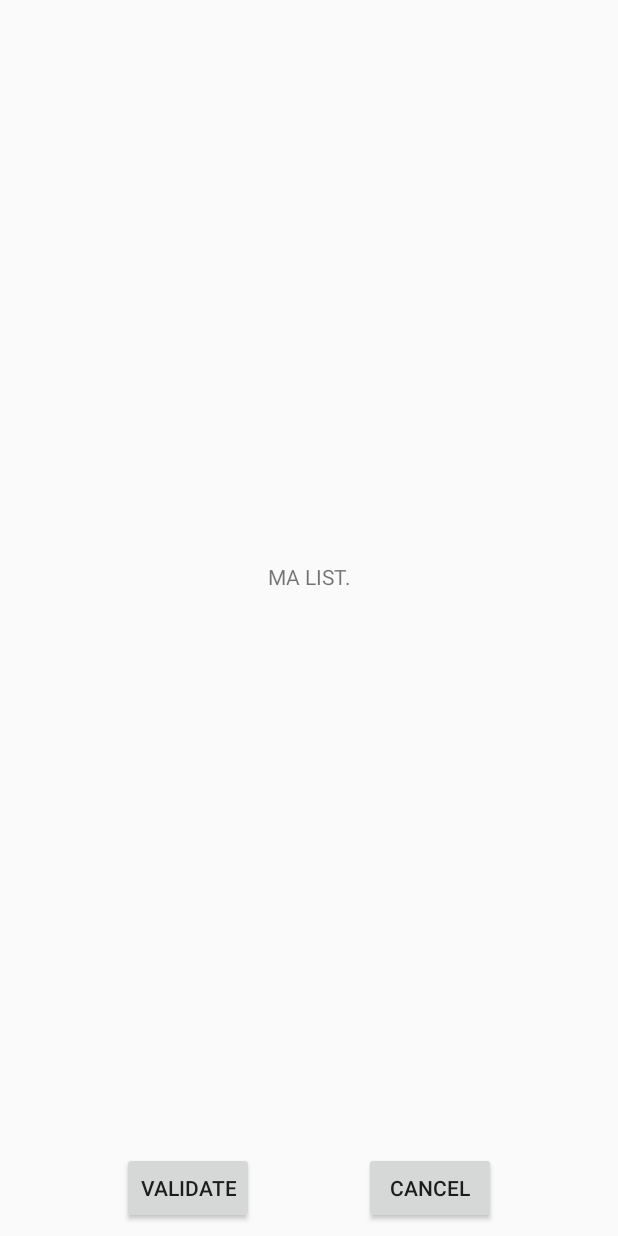
After one commit to FLF69740/Projet-8-OC, an Android app: the layout activity_modifier_user.xml on its own in the app's theme, with its tools: preview values and no code run, on a phone screen of 412 x 824 dp. The commit adds this screen. Run offline under Robolectric (Android 15) with nearby library versions, the phone set to English and light mode, and no system bars.

```diff
--- a/app/src/main/java/com/openclassrooms/realestatemanager/apartmentcreator/CreateActivity.java
+++ b/app/src/main/java/com/openclassrooms/realestatemanager/apartmentcreator/CreateActivity.java
@@ -5,6 +5,7 @@ import android.support.v4.app.Fragment;
 import android.view.View;
 import com.openclassrooms.realestatemanager.Controller.BaseActivity;
 import com.openclassrooms.realestatemanager.R;
+import com.openclassrooms.realestatemanager.models.User;
 
 public class CreateActivity extends BaseActivity implements CreateFragment.ItemClickedListener {
 
@@ -37,6 +38,11 @@ public class CreateActivity extends BaseActivity implements CreateFragment.ItemC
     protected boolean isAChildActivity() {return true;}
 
     @Override
+    protected void userUpdate(User user) {
+
+    }
+
+    @Override
     public void itemClicked(View view, String type, String adress, int postalCode, String town, int price) {
         Intent intent = new Intent();
         intent.putExtra(BUNDLE_APARTMENT_CREATION_TYPE, type);
--- a/app/src/main/java/com/openclassrooms/realestatemanager/database/dao/UserDao.java
+++ b/app/src/main/java/com/openclassrooms/realestatemanager/database/dao/UserDao.java
@@ -5,6 +5,7 @@ import android.arch.persistence.room.Dao;
 import android.arch.persistence.room.Insert;
 import android.arch.persistence.room.OnConflictStrategy;
 import android.arch.persistence.room.Query;
+import android.arch.persistence.room.Update;
 
 import com.openclassrooms.realestatemanager.models.User;
 
@@ -16,4 +17,6 @@ public interface UserDao {
     @Query("SELECT * FROM User WHERE mId = :userId")
     LiveData<User> getUser(long userId);
 
+    @Update int updateUser(User user);
+
 }
--- a/app/src/main/java/com/openclassrooms/realestatemanager/repositories/UserDataRepository.java
+++ b/app/src/main/java/com/openclassrooms/realestatemanager/repositories/UserDataRepository.java
@@ -22,4 +22,9 @@ public class UserDataRepository {
     public void createUser(User user){
         mUserDao.createUser(user);
     }
+
+    // UPDATE USER
+    public void updateUser(User user){
+        mUserDao.updateUser(user);
+    }
 }
--- /dev/null
+++ b/app/src/main/res/layout/activity_modifier_user.xml
@@ -0,0 +1,46 @@
+<?xml version="1.0" encoding="utf-8"?>
+<android.support.constraint.ConstraintLayout
+    xmlns:android="http://schemas.android.com/apk/res/android"
+    xmlns:app="http://schemas.android.com/apk/res-auto"
+    xmlns:tools="http://schemas.android.com/tools"
+    android:layout_width="match_parent"
+    android:layout_height="match_parent"
+    tools:context=".apartmentmodifier.ModifierUserActivity">
+
+    <TextView
+        android:id="@+id/textView4"
+        android:layout_width="wrap_content"
+        android:layout_height="wrap_content"
+        android:layout_marginStart="8dp"
+        android:layout_marginTop="8dp"
+        android:layout_marginEnd="8dp"
+        android:layout_marginBottom="8dp"
+        android:text="MA LIST."
+        app:layout_constraintBottom_toTopOf="@+id/activity_modifier_user_ok_button"
+        app:layout_constraintEnd_toEndOf="parent"
+        app:layout_constraintStart_toStartOf="parent"
+        app:layout_constraintTop_toTopOf="parent" />
+
+    <Button
+        android:id="@+id/activity_modifier_user_ok_button"
+        android:layout_width="wrap_content"
+        android:layout_height="wrap_content"
+        android:layout_marginStart="8dp"
+        android:layout_marginBottom="8dp"
+        android:text="@string/activity_photo_modifier_validate"
+        app:layout_constraintBottom_toBottomOf="parent"
+        app:layout_constraintEnd_toStartOf="@+id/activity_modifier_user_cancel_button"
+        app:layout_constraintStart_toStartOf="parent" />
+
+    <Button
+        android:id="@+id/activity_modifier_user_cancel_button"
+        android:layout_width="wrap_content"
+        android:layout_height="wrap_content"
+        android:layout_marginEnd="8dp"
+        android:text="@string/activity_photo_modifier_cancel"
+        app:layout_constraintBottom_toBottomOf="@+id/activity_modifier_user_ok_button"
+        app:layout_constraintEnd_toEndOf="parent"
+        app:layout_constraintStart_toEndOf="@+id/activity_modifier_user_ok_button"
+        app:layout_constraintTop_toTopOf="@+id/activity_modifier_user_ok_button" />
+
+</android.support.constraint.ConstraintLayout>
--- a/app/src/main/res/layout/fragment_modifier.xml
+++ b/app/src/main/res/layout/fragment_modifier.xml
@@ -31,12 +31,15 @@
             app:layout_constraintStart_toStartOf="parent"
             app:layout_constraintTop_toTopOf="parent" />
 
-        <Spinner
+        <TextView
+            android:id="@+id/manager_id"
             android:layout_width="0dp"
             android:layout_height="wrap_content"
             android:layout_marginStart="8dp"
             android:layout_marginTop="8dp"
             android:layout_marginEnd="8dp"
+            android:clickable="true"
+            android:focusable="true"
             app:layout_constraintEnd_toStartOf="@+id/radioGroup"
             app:layout_constraintStart_toEndOf="@+id/textView"
             app:layout_constraintTop_toTopOf="parent" />
--- a/app/src/main/res/values/strings.xml
+++ b/app/src/main/res/values/strings.xml
@@ -52,6 +52,7 @@
     <string name="activity_photo_modifier_cancel">CANCEL</string>
     <string name="activity_photo_modifier_advertising_photo_name">This title for this photo already exists</string>
     <string name="activity_photo_modifier_advertising_empty_edittext">Photo must have a title</string>
+    <string name="activity_user_modifier_title">LIST OF USERS</string>
 
     <!-- TRANSFORMER APARTMENT ITEM -->
     <string name="apartment_title_type">TYPE :</string>
```
Also changed, not shown: app/src/main/AndroidManifest.xml (+8 -1 lines), app/src/main/java/com/openclassrooms/realestatemanager/BitmapStorage.java (+0 -12 lines), app/src/main/java/com/openclassrooms/realestatemanager/Controller/BaseActivity.java (+28 -17 lines), app/src/main/java/com/openclassrooms/realestatemanager/apartmentdetail/SecondActivity.java (+11 -2 lines), app/src/main/java/com/openclassrooms/realestatemanager/apartmentdetail/SecondFragment.java (+10 -3 lines), app/src/main/java/com/openclassrooms/realestatemanager/apartmentmodifier/ModifierActivity.java (+9 -1 lines), app/src/main/java/com/openclassrooms/realestatemanager/apartmentmodifier/ModifierFragment.java (+19 -1 lines), app/src/main/java/com/openclassrooms/realestatemanager/apartmentmodifier/ModifierUserActivity.java (added, +15 -0 lines), app/src/main/java/com/openclassrooms/realestatemanager/appartmentlist/MainActivity.java (+34 -3 lines), app/src/main/java/com/openclassrooms/realestatemanager/database/RealEstateManagerDatabase.java (+8 -2 lines), app/src/main/java/com/openclassrooms/realestatemanager/models/User.java (+38 -1 lines), app/src/main/java/com/openclassrooms/realestatemanager/viewmodel/ListingViewModel.java (+8 -2 lines), app/src/main/res/drawable/bk_photo.jpg (added), 2 other files.
